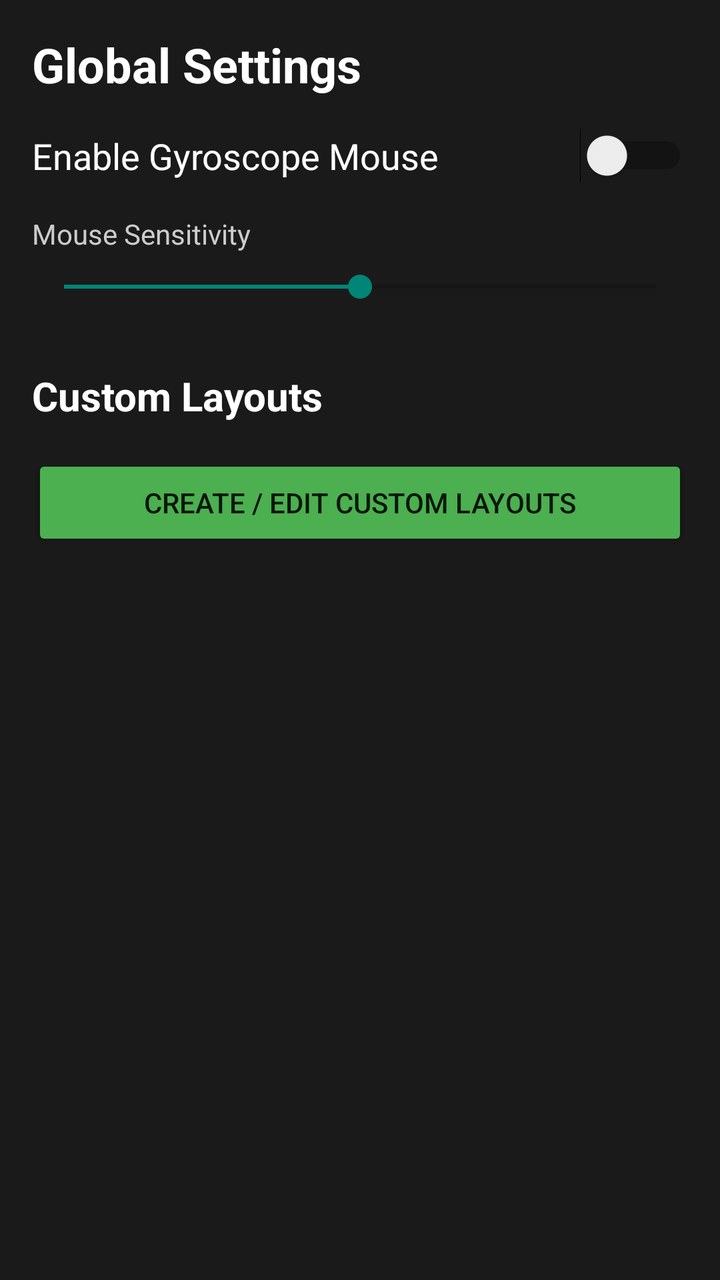
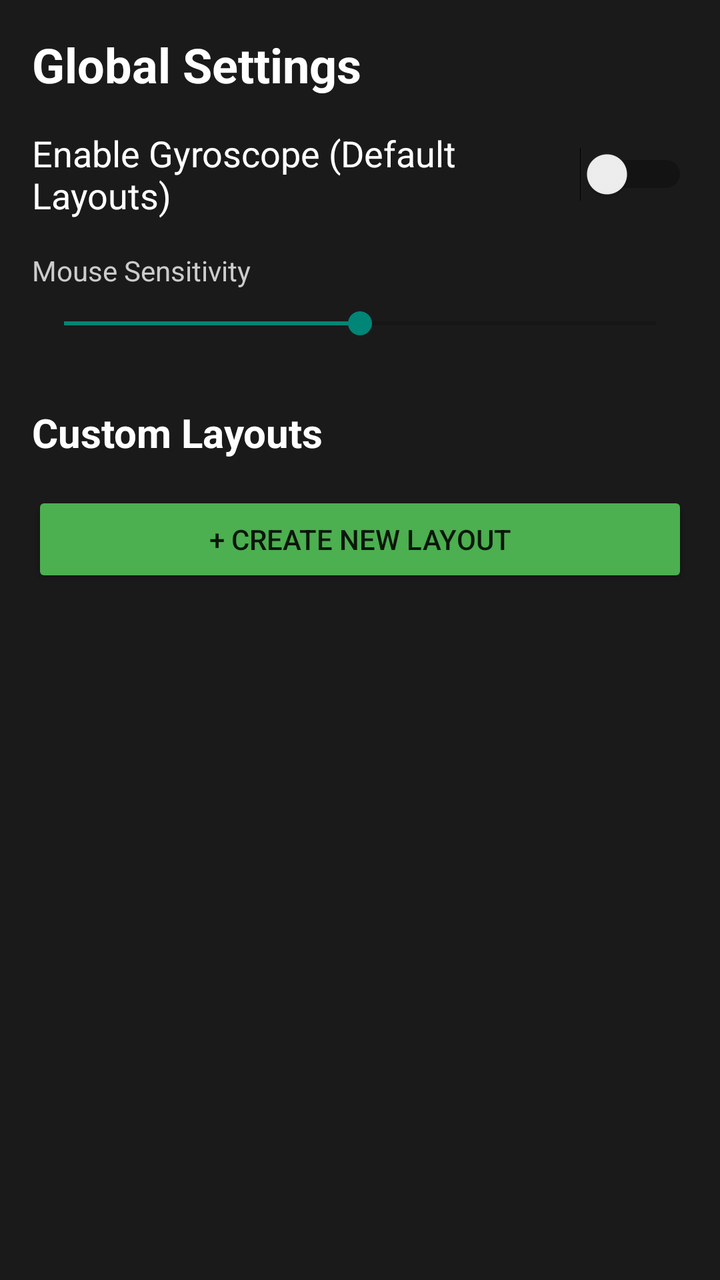

The first picture is an Android layout as it rendered before a commit; the second is the same layout after the commit. The layout source and the unified diff follow.
<!-- AndroidManifest.xml: application theme Theme.BluetoothTrackpad -->
<!-- res/layout/activity_settings.xml -->
<?xml version="1.0" encoding="utf-8"?>
<LinearLayout xmlns:android="http://schemas.android.com/apk/res/android"
    android:layout_width="match_parent"
    android:layout_height="match_parent"
    android:orientation="vertical"
    android:padding="16dp"
    android:background="#1a1a1a">

    <TextView
        android:layout_width="wrap_content"
        android:layout_height="wrap_content"
        android:text="Global Settings"
        android:textColor="#FFF"
        android:textSize="24sp"
        android:textStyle="bold"
        android:layout_marginBottom="16dp"/>

    
    <Switch
        android:id="@+id/switchGyro"
        android:layout_width="match_parent"
        android:layout_height="wrap_content"
        android:text="Enable Gyroscope Mouse"
        android:textColor="#FFF"
        android:textSize="18sp"
        android:layout_marginBottom="16dp" />
        
    <TextView
        android:layout_width="wrap_content"
        android:layout_height="wrap_content"
        android:text="Mouse Sensitivity"
        android:textColor="#CCC"
        android:layout_marginBottom="8dp"/>
        
    <SeekBar
        android:id="@+id/seekSensitivity"
        android:layout_width="match_parent"
        android:layout_height="wrap_content"
        android:max="100"
        android:progress="50"
        android:layout_marginBottom="32dp"/>

    <TextView
        android:layout_width="wrap_content"
        android:layout_height="wrap_content"
        android:text="Custom Layouts"
        android:textColor="#FFF"
        android:textSize="20sp"
        android:textStyle="bold"
        android:layout_marginBottom="16dp"/>

    <Button
        android:id="@+id/btnEditLayout"
        android:layout_width="match_parent"
        android:layout_height="wrap_content"
        android:text="Create / Edit Custom Layouts"
        android:backgroundTint="#4CAF50"/>
        
</LinearLayout>
<!-- resources referenced by this layout -->
<resources>
  <style name="Theme.BluetoothTrackpad" parent="Theme.AppCompat.DayNight.NoActionBar">
      
    </style>
</resources>

<!-- the commit's change to res/layout/activity_settings.xml (unified diff, before → after) -->
@@ -1,59 +1,70 @@
 <?xml version="1.0" encoding="utf-8"?>
-<LinearLayout xmlns:android="http://schemas.android.com/apk/res/android"
+<ScrollView xmlns:android="http://schemas.android.com/apk/res/android"
     android:layout_width="match_parent"
     android:layout_height="match_parent"
-    android:orientation="vertical"
-    android:padding="16dp"
     android:background="#1a1a1a">
 
-    <TextView
-        android:layout_width="wrap_content"
-        android:layout_height="wrap_content"
-        android:text="Global Settings"
-        android:textColor="#FFF"
-        android:textSize="24sp"
-        android:textStyle="bold"
-        android:layout_marginBottom="16dp"/>
-
-    
-    <Switch
-        android:id="@+id/switchGyro"
+    <LinearLayout
         android:layout_width="match_parent"
         android:layout_height="wrap_content"
-        android:text="Enable Gyroscope Mouse"
-        android:textColor="#FFF"
-        android:textSize="18sp"
-        android:layout_marginBottom="16dp" />
-        
-    <TextView
-        android:layout_width="wrap_content"
-        android:layout_height="wrap_content"
-        android:text="Mouse Sensitivity"
-        android:textColor="#CCC"
-        android:layout_marginBottom="8dp"/>
-        
-    <SeekBar
-        android:id="@+id/seekSensitivity"
-        android:layout_width="match_parent"
-        android:layout_height="wrap_content"
-        android:max="100"
-        android:progress="50"
-        android:layout_marginBottom="32dp"/>
+        android:orientation="vertical"
+        android:padding="16dp">
 
-    <TextView
-        android:layout_width="wrap_content"
-        android:layout_height="wrap_content"
-        android:text="Custom Layouts"
-        android:textColor="#FFF"
-        android:textSize="20sp"
-        android:textStyle="bold"
-        android:layout_marginBottom="16dp"/>
+        <TextView
+            android:layout_width="wrap_content"
+            android:layout_height="wrap_content"
+            android:text="Global Settings"
+            android:textColor="#FFF"
+            android:textSize="24sp"
+            android:textStyle="bold"
+            android:layout_marginBottom="16dp"/>
 
-    <Button
-        android:id="@+id/btnEditLayout"
-        android:layout_width="match_parent"
-        android:layout_height="wrap_content"
-        android:text="Create / Edit Custom Layouts"
-        android:backgroundTint="#4CAF50"/>
-        
-</LinearLayout>
+        <Switch
+            android:id="@+id/switchGyro"
+            android:layout_width="match_parent"
+            android:layout_height="wrap_content"
+            android:text="Enable Gyroscope (Default Layouts)"
+            android:textColor="#FFF"
+            android:textSize="18sp"
+            android:layout_marginBottom="16dp" />
+            
+        <TextView
+            android:layout_width="wrap_content"
+            android:layout_height="wrap_content"
+            android:text="Mouse Sensitivity"
+            android:textColor="#CCC"
+            android:layout_marginBottom="8dp"/>
+            
+        <SeekBar
+            android:id="@+id/seekSensitivity"
+            android:layout_width="match_parent"
+            android:layout_height="wrap_content"
+            android:max="100"
+            android:progress="50"
+            android:layout_marginBottom="32dp"/>
+
+        <TextView
+            android:layout_width="wrap_content"
+            android:layout_height="wrap_content"
+            android:text="Custom Layouts"
+            android:textColor="#FFF"
+            android:textSize="20sp"
+            android:textStyle="bold"
+            android:layout_marginBottom="16dp"/>
+
+        <Button
+            android:id="@+id/btnCreateLayout"
+            android:layout_width="match_parent"
+            android:layout_height="wrap_content"
+            android:text="+ Create New Layout"
+            android:backgroundTint="#4CAF50"
+            android:layout_marginBottom="16dp"/>
+
+        <LinearLayout
+            android:id="@+id/containerLayouts"
+            android:layout_width="match_parent"
+            android:layout_height="wrap_content"
+            android:orientation="vertical" />
+            
+    </LinearLayout>
+</ScrollView>
